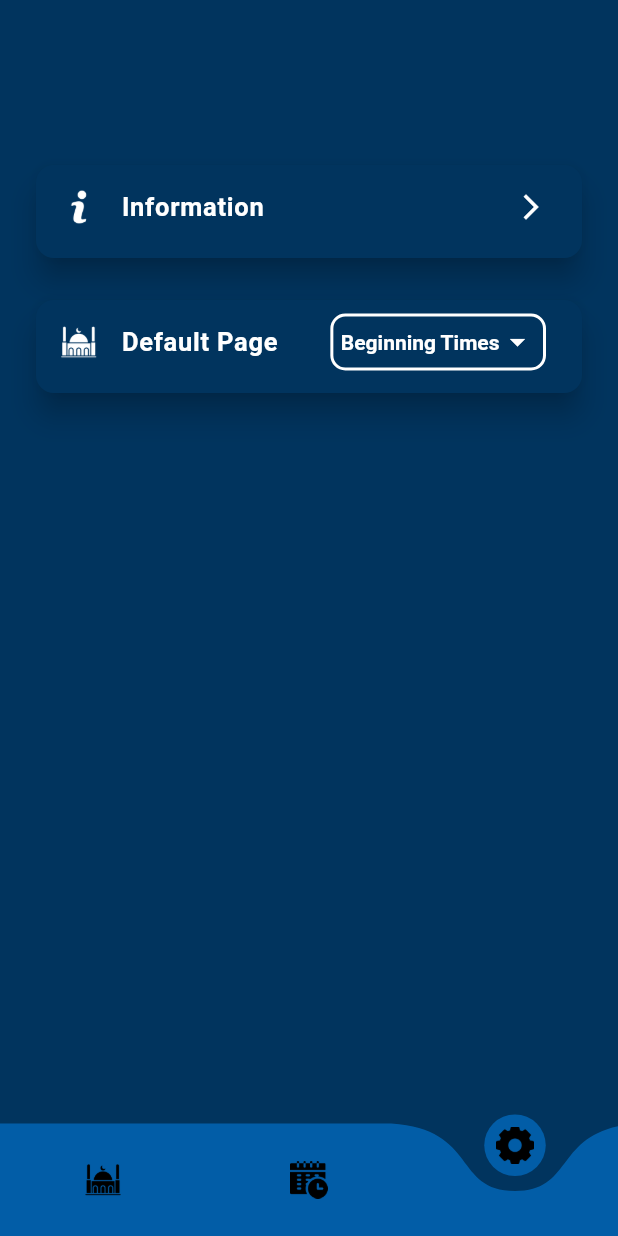
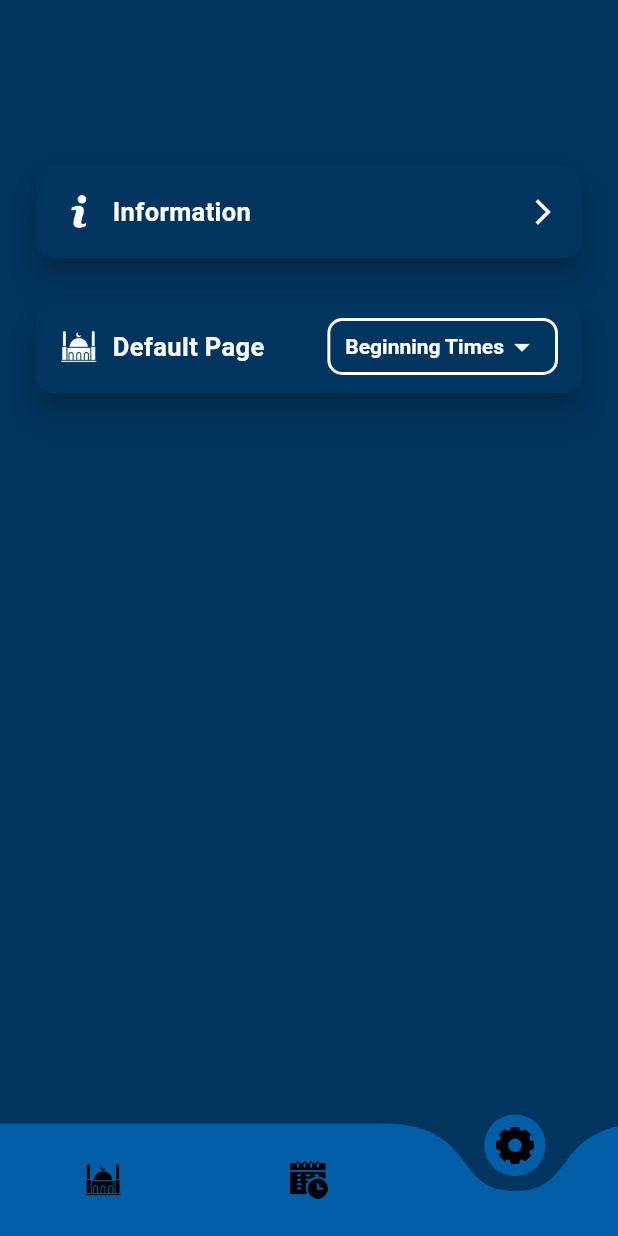
Before and after one commit to eytru/mahad, a Flutter app: the screen it shows after launch, item 3 of the bottom bar chosen, on a phone screen of 412 x 824 dp. Run offline on Flutter 3.47's test engine with Material 3 defaults, Android fonts, the phone set to English and light mode, and no system bars; drawn by our look-alikes of curved_navigation_bar; our stand-ins replace cloud_firestore, firebase_core, scroll_snap_list, shared_preferences; missing offline and left inert: flutter_pdfview; accounts and stored records are empty.

Commit message:
removed splash, changed duration between settings page to info page faster and fixed resume app

```diff
--- a/lib/pages/settingspage.dart
+++ b/lib/pages/settingspage.dart
@@ -50,39 +50,15 @@ class _SettingsPageState extends State<SettingsPage> {
             mainAxisAlignment:
                 MainAxisAlignment.start, // Aligns children toward the top
             children: [
-              SizedBox(height: 50), // Adds space from the top
+              const SizedBox(height: 50), // Adds space from the top
 
               // Information Section with slightly raised effect
-              Container(
+              SizedBox(
                 height: 70, // Manually set the height of the button
                 child: Card(
                   elevation: 8, // Slightly raised effect
                   color: const Color.fromARGB(255, 1, 52, 94),
-                  child: ListTile(
-                    leading: const ImageIcon(
-                      AssetImage('lib/icons/info.png'),
-                      size: 25,
-                      color: Colors.white,
-                    ),
-                    title: Row(
-                      mainAxisAlignment: MainAxisAlignment
-                          .spaceBetween, // To space the text and icon
-                      children: const [
-                        Text(
-                          'Information',
-                          style: TextStyle(
-                            fontSize: 17,
-                            fontWeight: FontWeight.bold,
-                            color: Colors.white,
-                          ),
-                        ),
-                        Icon(
-                          Icons.arrow_forward_ios, // Arrow facing to the right
-                          color: Colors.white,
-                          size: 20,
-                        ),
-                      ],
-                    ),
+                  child: GestureDetector(
                     onTap: () {
                       Navigator.push(
                         context,
@@ -106,29 +82,75 @@ class _SettingsPageState extends State<SettingsPage> {
                               child: child,
                             );
                           },
+                          transitionDuration: const Duration(
+                              milliseconds: 150), // Quicker transition
                         ),
                       );
                     },
-                    splashColor: Colors.transparent,
-                    hoverColor: Colors.transparent,
+                    behavior:
+                        HitTestBehavior.translucent, // Ensure taps are detected
+                    child: Padding(
+                      padding: const EdgeInsets.symmetric(horizontal: 16.0),
+                      child: Row(
+                        mainAxisAlignment: MainAxisAlignment
+                            .spaceBetween, // Align text and icon
+                        children: [
+                          Row(
+                            children: const [
+                              ImageIcon(
+                                AssetImage('lib/icons/info.png'),
+                                size: 25,
+                                color: Colors.white,
+                              ),
+                              SizedBox(width: 10),
+                              Text(
+                                'Information',
+                                style: TextStyle(
+                                  fontSize: 17,
+                                  fontWeight: FontWeight.bold,
+                                  color: Colors.white,
+                                ),
+                              ),
+                            ],
+                          ),
+                          const Icon(
+                            Icons.arrow_forward_ios,
+                            color: Colors.white,
+                            size: 20,
+                          ),
+                        ],
+                      ),
+                    ),
                   ),
                 ),
               ),
               const SizedBox(height: 20),
 
               // Default Prayer Page Dropdown with slightly raised effect
-              Container(
+              SizedBox(
                 height: 70, // Manually set the height of the button
                 child: Card(
                   elevation: 8, // Slightly raised effect
                   color: const Color.fromARGB(255, 1, 52, 94),
-                  child: ListTile(
-                    leading: const ImageIcon(
+                  child: GestureDetector(
+                    behavior:
+                        HitTestBehavior.translucent, // Remove ripple effect
+                    onTap: () {}, // No action for tap
+                    child: Padding(
+                      padding: const EdgeInsets.symmetric(horizontal: 16.0),
+                      child: Row(
+                        mainAxisAlignment: MainAxisAlignment
+                            .spaceBetween, // Align text and dropdown
+                        children: [
+                          Row(
+                            children: const [
+                              ImageIcon(
                                 AssetImage('lib/icons/mosque.png'),
                                 size: 25,
                                 color: Colors.white,
                               ),
-                    title: const Text(
+                              SizedBox(width: 10),
+                              Text(
                                 'Default Page',
                                 style: TextStyle(
                                   fontSize: 17,
@@ -136,12 +158,11 @@ class _SettingsPageState extends State<SettingsPage> {
                                   color: Colors.white,
                                 ),
                               ),
-                    trailing: Padding(
+                            ],
+                          ),
+                          Container(
                             padding: const EdgeInsets.symmetric(
-                          horizontal: 0), // Padding around the dropdown
-                      child: Container(
-                        padding: const EdgeInsets.symmetric(
-                            horizontal: 5.0, vertical: 5.0),
+                                horizontal: 10.0, vertical: 5.0),
                             decoration: BoxDecoration(
                               border: Border.all(color: Colors.white, width: 2),
                               borderRadius: BorderRadius.circular(10),
@@ -177,9 +198,12 @@ class _SettingsPageState extends State<SettingsPage> {
                                     _saveDefaultPrayerPage(newValue);
                                   }
                                 },
-                            dropdownColor: const Color.fromARGB(255, 1, 52, 94),
+                                dropdownColor:
+                                    const Color.fromARGB(255, 1, 52, 94),
                               ),
                             ),
+                          ),
+                        ],
                       ),
                     ),
                   ),
```
Also changed, not shown: lib/pages/info.dart (+11 -7 lines), lib/pages/prayerpage.dart (+22 -1 lines). Lines whose indentation alone changed are shown as unchanged.
